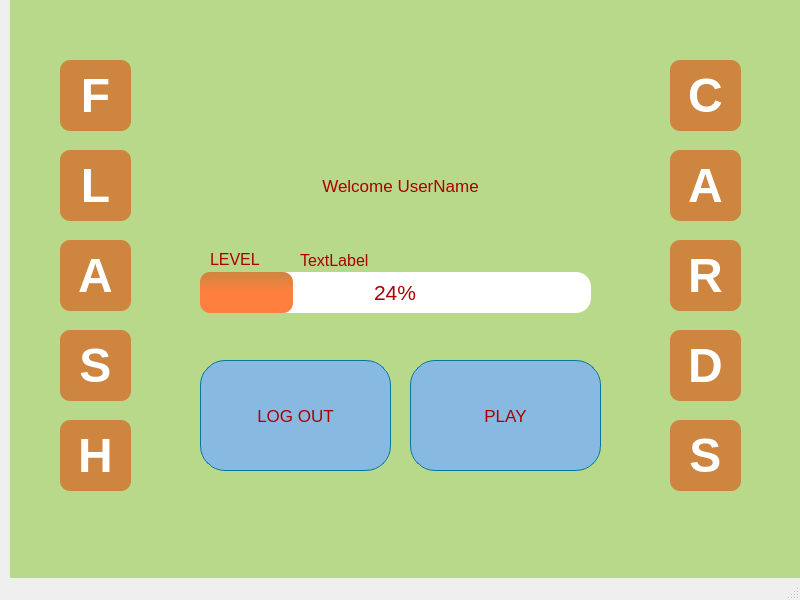
Before: the Qt Designer form ui/menu.ui in mogelijkheid/Flash_Cards, drawn with Qt 5.
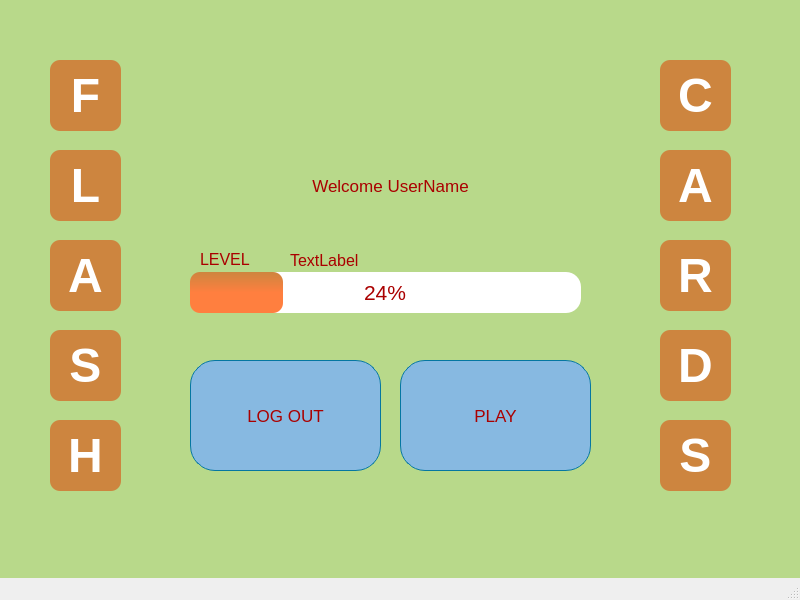
After: the same form once the commit is applied.

Diff of the .ui file:
```diff
--- a/ui/menu.ui
+++ b/ui/menu.ui
@@ -41,7 +41,7 @@
     </property>
     <property name="geometry">
      <rect>
-      <x>10</x>
+      <x>0</x>
       <y>0</y>
       <width>800</width>
       <height>600</height>
```
Left out of the diff: 2 changed lines with no effect on the pictures.
